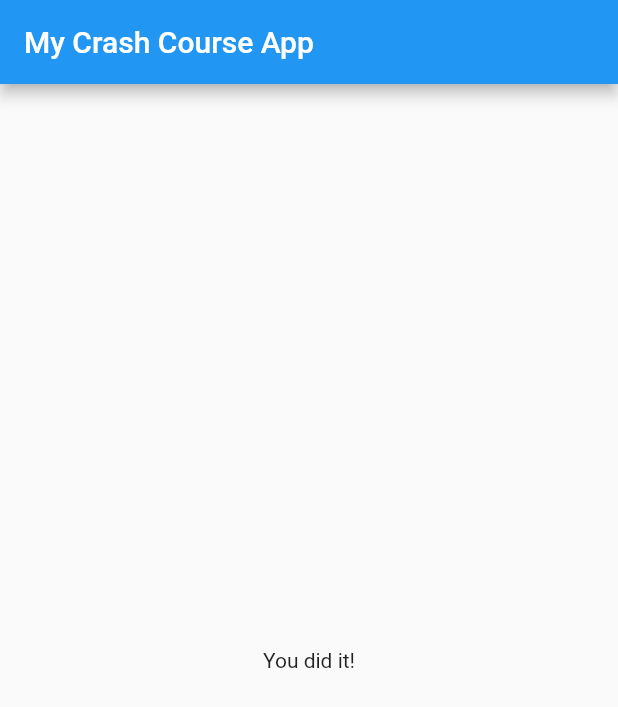
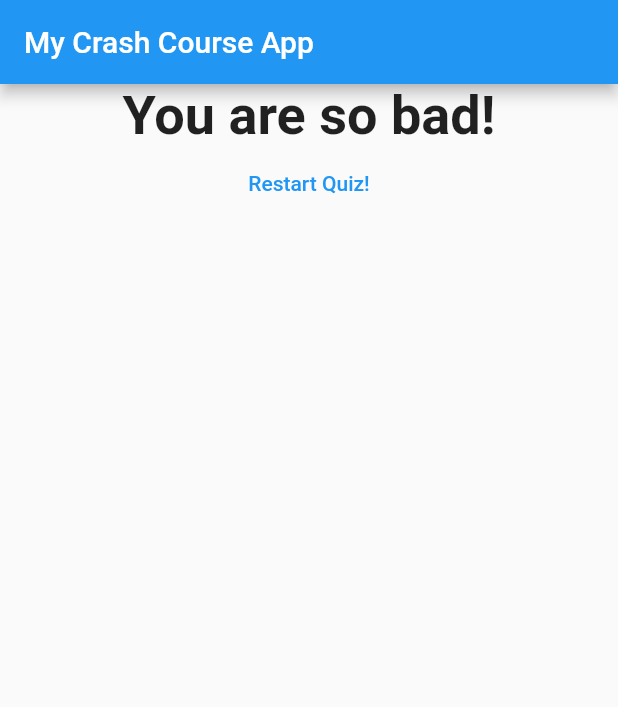
Before and after one commit to WalterYeYint/100-Days-of-Code-Round-2, a Flutter app: the screen it shows after launch, after a tap on "Black", after a tap on "Snake", after a tap on "Guy", on a phone screen of 412 x 824 dp. Shown: the top 707 px of the screen. Run offline on Flutter 3.47's test engine with Material 2 defaults, Android fonts, the phone set to English and light mode, and no system bars.

Commit message:
Successfully completed this flutter crash course. Added scores and changed answer according to it. Added the restart button.

```diff
--- a/flutter_tuto_1/lib/main.dart
+++ b/flutter_tuto_1/lib/main.dart
@@ -2,8 +2,9 @@
 import 'package:flutter/material.dart';
 
 // All your own libraries here
-import './question.dart'; // The term ./ means to serach in the same directory
+import './quiz.dart'; // The term ./ means to serach in the same directory
 import './answer.dart';
+import './result.dart';
 
 // void main() {
 //   runApp(MyApp());
@@ -24,35 +25,59 @@ class _MyAppState extends State<MyApp> {
   // underscore in front of _MyAppState turns this class into private class
   // This prevents this class from being used/edited by outside code
 
-  var questions = [
+  var _questions = [
     {
       'questionText': 'What\'s your favorite color?',
-      'answers': ['Black', 'Red', 'Green', 'White'],
+      'answers': [
+        {'text': 'Black', 'score': 10},
+        {'text': 'Red', 'score': 5},
+        {'text': 'Green', 'score': 3},
+        {'text': 'White', 'score': 1},
+      ],
     },
     {
       'questionText': 'What\'s your favorite animal?',
-      'answers': ['Rabbit', 'Snake', 'Elephant', 'Lion'],
+      'answers': [
+        {'text': 'Rabbit', 'score': 3},
+        {'text': 'Snake', 'score': 10},
+        {'text': 'Elephant', 'score': 6},
+        {'text': 'Lion', 'score': 9},
+      ],
     },
     {
       'questionText': 'What\'s your favorite instructor?',
-      'answers': ['Jack', 'Sam', 'Guy', 'Eep'],
+      'answers': [
+        {'text': 'Jack', 'score': 1},
+        {'text': 'Sam', 'score': 1},
+        {'text': 'Guy', 'score': 1},
+        {'text': 'Eep', 'score': 1},
+      ],
     },
     // The curl braces above is called Map data structure
     // similar to dictionary from python
   ];
 
   var _questionIndex = 0;
+  var _totalScore = 0;
 
-  void _answerQuestion() {
+  void _resetQuiz() {
+    setState(() {
+      _questionIndex = 0;
+      _totalScore = 0;
+    });
+  }
+
+  void _answerQuestion(int score) {
+    _totalScore += score;
+
     setState(() {
       _questionIndex = _questionIndex + 1;
     });
     print(_questionIndex);
 
-    if (_questionIndex < questions.length) {
+    if (_questionIndex < _questions.length) {
       print('We have more questions!');
-    }
-    else {
+    } else {
       print('No more questions!');
     }
   }
@@ -69,20 +94,13 @@ class _MyAppState extends State<MyApp> {
           // To help flutter auto-format nicer.
           title: Text('My Crash Course App'),
         ),
-        body: _questionIndex < questions.length ? Column(
-          children: [
-            Question(
-              questions[_questionIndex]['questionText'],
-            ),
-
-            // The ... below is called Spread Operator.
-            // It pulls all values of a list and assign each of them to children:[] list
-            ...(questions[_questionIndex]['answers'] as List<String>)
-                .map((answer) {
-              return Answer(_answerQuestion, answer);
-            }).toList()
-          ],
-        ) : Center(child: Text('You did it!')),
+        body: _questionIndex < _questions.length
+            ? Quiz(
+                answerQuestion: _answerQuestion,
+                questionIndex: _questionIndex,
+                questions: _questions,
+              )
+            : Result(_totalScore, _resetQuiz),
       ),
     );
   }
--- /dev/null
+++ b/flutter_tuto_1/lib/quiz.dart
@@ -0,0 +1,34 @@
+import 'package:flutter/material.dart';
+
+import './question.dart';
+import './answer.dart';
+
+class Quiz extends StatelessWidget {
+  final List<Map<String, Object>> questions;
+  final int questionIndex;
+  final Function answerQuestion;
+
+  // @required means this variable is required
+  Quiz({
+    @required this.questions,
+    @required this.answerQuestion,
+    @required this.questionIndex,
+  });
+
+  @override
+  Widget build(BuildContext context) {
+    return Column(
+      children: [
+        Question(
+          questions[questionIndex]['questionText'],
+        ),
+
+        // The ... below is called Spread Operator.
+        // It pulls all values of a list and assign each of them to children:[] list
+        ...(questions[questionIndex]['answers'] as List<Map<String, Object>>).map((answer) {
+          return Answer(() => answerQuestion(answer['score']), answer['text']);
+        }).toList()
+      ],
+    );
+  }
+}
--- /dev/null
+++ b/flutter_tuto_1/lib/result.dart
@@ -0,0 +1,42 @@
+import 'package:flutter/material.dart';
+
+class Result extends StatelessWidget {
+  final int resultScore;
+  final Function resetHandler;
+
+  Result(this.resultScore, this.resetHandler);
+
+  String get resultPhrase {
+    String resultText;
+    if (resultScore <= 8) {
+      resultText = 'You are awesome and innocent!';
+    } else if (resultScore <= 12) {
+      resultText = 'Pretty likable!';
+    } else if (resultScore <= 16) {
+      resultText = 'You are ... Strange';
+    } else {
+      resultText = 'You are so bad!';
+    }
+    return resultText;
+  }
+
+  @override
+  Widget build(BuildContext context) {
+    return Center(
+      child: Column(
+        children: <Widget>[
+          Text(
+            resultPhrase,
+            style: TextStyle(fontSize: 36, fontWeight: FontWeight.bold),
+            textAlign: TextAlign.center,
+          ),
+          FlatButton(
+            child: Text('Restart Quiz!'),
+            onPressed: resetHandler,
+            textColor: Colors.blue,
+          ),
+        ],
+      ),
+    );
+  }
+}
```
